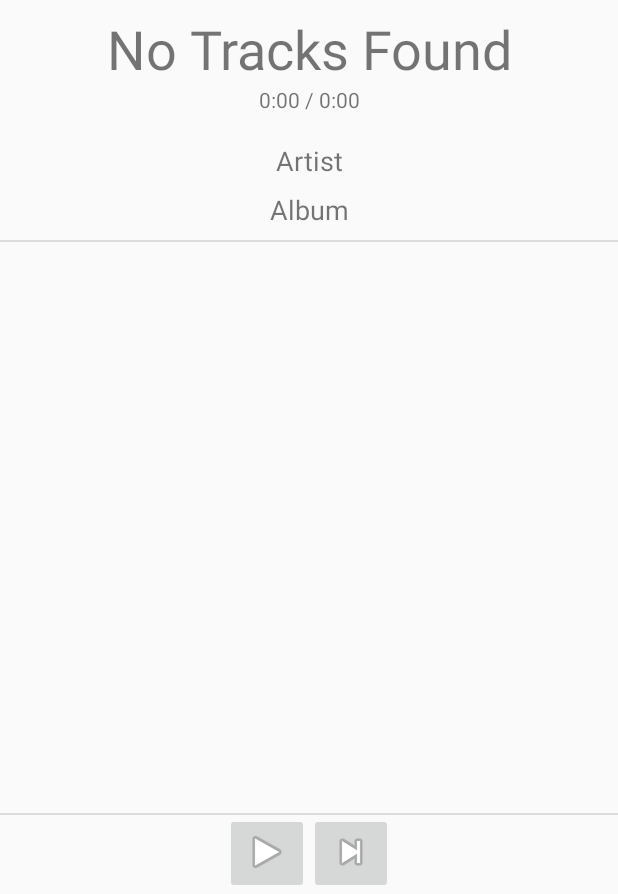
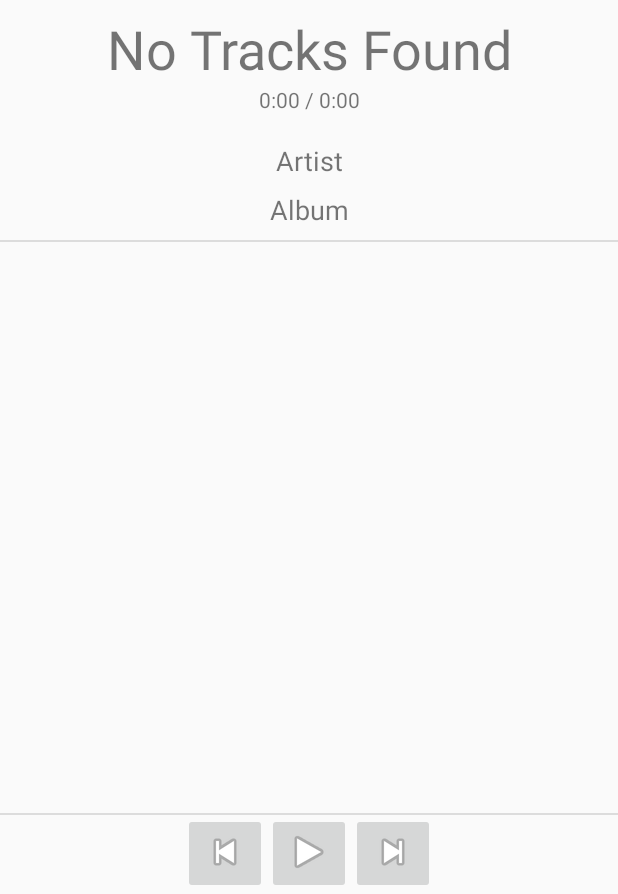
Before and after one commit to johncrawley/MusicPlayer, an Android app: the screen it shows after launch (MainActivity), on a phone screen of 412 x 824 dp, the part 342-1236 px from its top. Run offline under Robolectric (Android 15) with nearby library versions, the light colour scheme and no system bars; 2 statements that could not run were skipped.

Commit message:
Added, and wired up, "previous track" button to button panel in main view.

```diff
--- a/app/src/main/java/com/jacstuff/musicplayer/MainActivity.java
+++ b/app/src/main/java/com/jacstuff/musicplayer/MainActivity.java
@@ -74,9 +74,16 @@ public class MainActivity extends AppCompatActivity{
         mediaPlayerService.playTrack();
     }
 
+
     public void nextTrack(){
         mediaPlayerService.loadNextTrack();
     }
+
+
+    public void previousTrack(){
+        mediaPlayerService.loadPreviousTrack();
+    }
+
 
     public int getNumberOfTracks(){
         return mediaPlayerService.getNumberOfTracks();
--- a/app/src/main/java/com/jacstuff/musicplayer/fragments/PlayerFragment.java
+++ b/app/src/main/java/com/jacstuff/musicplayer/fragments/PlayerFragment.java
@@ -39,7 +39,7 @@ public class PlayerFragment extends Fragment implements MediaPlayerView {
     private TextView trackTime;
     private TextView trackTitle, trackAlbum, trackArtist;
     private ImageButton playButton, pauseButton;
-    private ImageButton nextTrackButton;
+    private ImageButton nextTrackButton, previousTrackButton;
     private String totalTrackTime = "0:00";
     private RecyclerView recyclerView;
     private TrackListAdapter trackListAdapter;
@@ -135,6 +135,7 @@ public class PlayerFragment extends Fragment implements MediaPlayerView {
         trackTime.setVisibility(visibility);
         playButton.setVisibility(visibility);
         nextTrackButton.setVisibility(visibility);
+        previousTrackButton.setVisibility(visibility);
     }
 
 
@@ -223,6 +224,7 @@ public class PlayerFragment extends Fragment implements MediaPlayerView {
         playButton = parentView.findViewById(R.id.playButton);
         pauseButton = parentView.findViewById(R.id.pauseButton);
         nextTrackButton = parentView.findViewById(R.id.nextTrackButton);
+        previousTrackButton = parentView.findViewById(R.id.previousTrackButton);
         boolean isTrackTitleNull = trackTitle == null;
         System.out.println("PlayerFragment.assignViews() is Track Title View null? : " + isTrackTitleNull);
     }
@@ -238,6 +240,13 @@ public class PlayerFragment extends Fragment implements MediaPlayerView {
         nextTrackButton.setOnClickListener((View v) -> {
             mainActivity.nextTrack();
         });
+
+
+        previousTrackButton.setOnClickListener((View v) -> {
+            mainActivity.previousTrack();
+
+        });
+
     }
 
 
--- a/app/src/main/res/layout/fragment_player.xml
+++ b/app/src/main/res/layout/fragment_player.xml
@@ -139,6 +139,15 @@
 
 
         <ImageButton
+            android:id="@+id/previousTrackButton"
+            android:layout_width="wrap_content"
+            android:layout_height="wrap_content"
+            android:contentDescription="@string/next_track_button_content_description"
+            android:paddingBottom="@dimen/button_padding"
+            app:srcCompat="@android:drawable/ic_media_previous" />
+
+
+        <ImageButton
             android:id="@+id/playButton"
             android:layout_width="wrap_content"
             android:layout_height="wrap_content"
```
